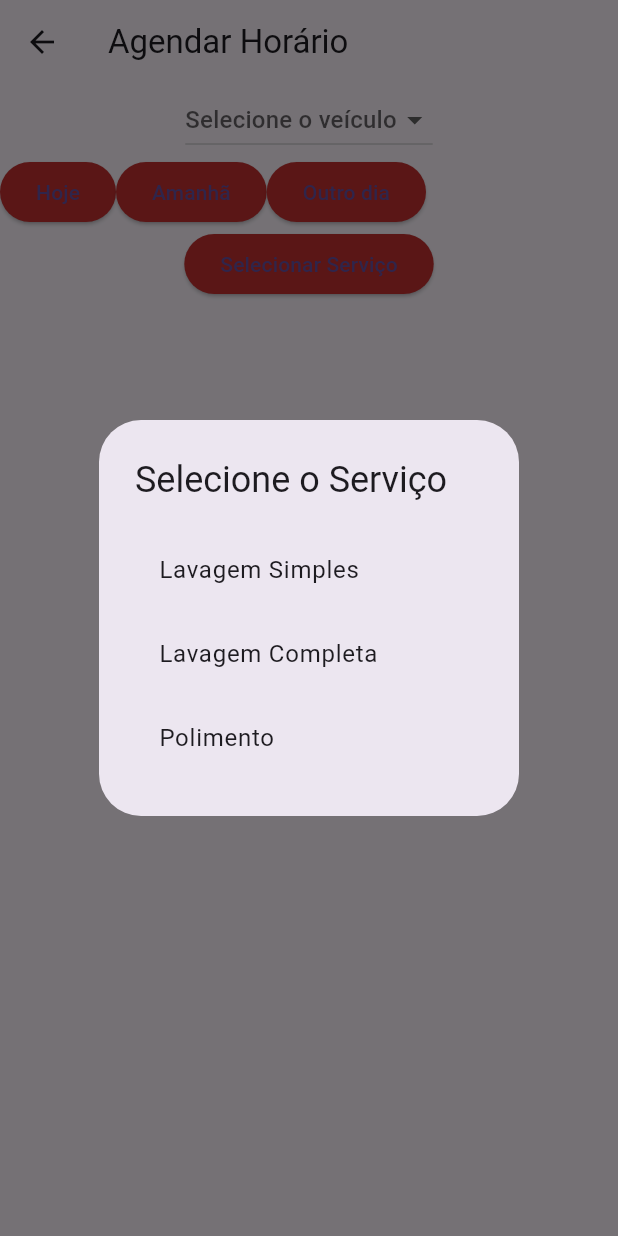
After one commit to matheuscorreaprestes/nippoarapp, a Flutter app: the AgendarHorarioScreen screen opened directly, after a tap on "Selecionar Serviço", on a phone screen of 412 x 824 dp. The commit adds this screen. Run offline on Flutter 3.47's test engine with Material 3 defaults, Android fonts, the phone set to English and light mode, and no system bars; our stand-ins replace cloud_firestore, firebase_auth, firebase_core, flutter_pw_validator, table_calendar; missing offline and left inert: br_validators; accounts and stored records are empty.

Commit message:
Começo da implementação de agendar horário, porem com algumas falhas ainda

```diff
--- a/lib/main.dart
+++ b/lib/main.dart
@@ -1,9 +1,11 @@
 
 import 'package:flutter/material.dart';
 import 'package:nippoarapp/models/loyalty_model.dart';
+import 'package:nippoarapp/models/planifier_model.dart';
 import 'package:nippoarapp/models/user_model.dart';
 import 'package:nippoarapp/models/vehicle_model.dart';
 import 'package:nippoarapp/screens/login_screen.dart';
+import 'package:nippoarapp/screens/planifier_screen.dart';
 import 'package:scoped_model/scoped_model.dart';
 import 'package:firebase_core/firebase_core.dart';
 import 'firebase_options.dart';
@@ -29,6 +31,8 @@ class MyApp extends StatelessWidget{
       model: VehicleModel(),
       child: ScopedModel<LoyaltyModel>(
       model: LoyaltyModel(),
+      child: ScopedModel<AgendarModel>(
+      model: AgendarModel(),
       child: MaterialApp(
             title: "Nippoar",
             theme: ThemeData(
@@ -41,6 +45,7 @@ class MyApp extends StatelessWidget{
             ),
           debugShowCheckedModeBanner: false,
           home: LoginScreen()
+         ),
         ),
        ),
       ),
--- a/lib/models/loyalty_model.dart
+++ b/lib/models/loyalty_model.dart
@@ -28,7 +28,7 @@ class LoyaltyModel extends Model {
       notifyListeners();
 
       DocumentSnapshot docUser = await _firestore.collection("users").doc(firebaseUser!.uid).get();
-      Map<String, dynamic> data = docUser.data() as Map<String, dynamic>; // Cast explícito
+      Map<String, dynamic> data = docUser.data() as Map<String, dynamic>;
       points = data['points'] ?? 0;
 
       isLoading = false;
--- /dev/null
+++ b/lib/models/planifier_model.dart
@@ -0,0 +1,84 @@
+import 'package:flutter/material.dart';
+import 'package:scoped_model/scoped_model.dart';
+
+class AgendarModel extends Model {
+  // Lista de horários agendados
+  List<Horario> agendamentos = [];
+
+  // Horário selecionado para cancelamento
+  Horario? horarioSelecionado;
+
+  // Veículo selecionado para agendamento
+  Veiculo? veiculoSelecionado;
+
+  // Data e hora selecionadas
+  DateTime? dataSelecionada;
+  TimeOfDay? horaSelecionada;
+
+  // Serviço selecionado
+  String? servicoSelecionado;
+
+  // Adiciona um novo agendamento
+  void adicionarAgendamento(Horario horario) {
+    agendamentos.add(horario);
+    notifyListeners();
+  }
+
+  // Cancela um agendamento
+  void cancelarAgendamento(Horario horario) {
+    agendamentos.remove(horario);
+    notifyListeners();
+  }
+
+  // Atualiza o horário selecionado
+  void selecionarHorario(Horario horario) {
+    horarioSelecionado = horario;
+    notifyListeners();
+  }
+
+  // Define o veículo selecionado
+  void selecionarVeiculo(Veiculo veiculo) {
+    veiculoSelecionado = veiculo;
+    notifyListeners();
+  }
+
+  // Define a data selecionada
+  void selecionarData(DateTime data) {
+    dataSelecionada = data;
+    notifyListeners();
+  }
+
+  // Define o horário selecionado
+  void selecionarHora(TimeOfDay hora) {
+    horaSelecionada = hora;
+    notifyListeners();
+  }
+
+  // Define o serviço selecionado
+  void selecionarServico(String servico) {
+    servicoSelecionado = servico;
+    notifyListeners();
+  }
+}
+
+// Modelos auxiliares
+class Horario {
+  final DateTime data;
+  final String veiculo;
+  final String placa;
+  final String servico;
+
+  Horario({
+    required this.data,
+    required this.veiculo,
+    required this.placa,
+    required this.servico,
+  });
+}
+
+class Veiculo {
+  final String nome;
+  final String placa;
+
+  Veiculo({required this.nome, required this.placa});
+}
--- a/lib/screens/home_screen.dart
+++ b/lib/screens/home_screen.dart
@@ -1,6 +1,7 @@
 import 'package:flutter/material.dart';
 import 'package:nippoarapp/screens/login_screen.dart';
 import 'package:nippoarapp/screens/loyalty_screen.dart';
+import 'package:nippoarapp/screens/planifier_screen.dart';
 import 'package:nippoarapp/screens/profile_screen.dart';
 import 'package:nippoarapp/screens/vehicle_register_screen.dart';
 import 'package:nippoarapp/widgets/custom_drawer.dart';
@@ -45,6 +46,7 @@ class _HomeScreenState extends State<HomeScreen> {
           ProfileScreen(),
           VehicleRegisterScreen(),
           LoyaltyScreen(),
+          AgendarScreen(),
         ],
       ),
       drawer: CustomDrawer(pageController: _pageController),
--- /dev/null
+++ b/lib/screens/planifier_screen.dart
@@ -0,0 +1,178 @@
+import 'package:flutter/material.dart';
+import 'package:scoped_model/scoped_model.dart';
+import '../models/planifier_model.dart';
+import '../widgets/horario_card.dart';
+import '../widgets/servico_selection_card.dart';
+import '../widgets/calendario_widget.dart';
+
+class AgendarScreen extends StatelessWidget {
+  @override
+  Widget build(BuildContext context) {
+    return Scaffold(
+      appBar: AppBar(
+        title: Text('Gerenciar Horário'),
+      ),
+      body: ScopedModelDescendant<AgendarModel>(
+        builder: (context, child, agendarModel) {
+          return agendarModel.agendamentos.isEmpty
+              ? Center(
+            child: Column(
+              mainAxisAlignment: MainAxisAlignment.center,
+              children: [
+                Text('Não há horários marcados'),
+                SizedBox(height: 20),
+                ElevatedButton(
+                  onPressed: () {
+                    _navegarParaAgendamento(context);
+                  },
+                  child: Text('Agendar'),
+                ),
+              ],
+            ),
+          )
+              : ListView.builder(
+            itemCount: agendarModel.agendamentos.length,
+            itemBuilder: (context, index) {
+              final horario = agendarModel.agendamentos[index];
+              return HorarioCard(
+                horario: horario,
+                onCancelar: () {
+                  agendarModel.cancelarAgendamento(horario);
+                },
+              );
+            },
+          );
+        },
+      ),
+    );
+  }
+
+  void _navegarParaAgendamento(BuildContext context) {
+    Navigator.push(
+      context,
+      MaterialPageRoute(
+        builder: (context) => AgendarHorarioScreen(),
+      ),
+    );
+  }
+}
+
+class AgendarHorarioScreen extends StatelessWidget {
+  @override
+  Widget build(BuildContext context) {
+    final agendarModel = ScopedModel.of<AgendarModel>(context);
+
+    return Scaffold(
+      appBar: AppBar(
+        title: Text('Agendar Horário'),
+      ),
+      body: Column(
+        children: [
+          _selecionarVeiculo(context, agendarModel),
+          _selecionarDataHora(context, agendarModel),
+          _selecionarServico(context, agendarModel),
+          _mostrarConfirmacao(context, agendarModel),
+        ],
+      ),
+    );
+  }
+
+  Widget _selecionarVeiculo(BuildContext context, AgendarModel model) {
+    return DropdownButton<Veiculo>(
+      hint: Text('Selecione o veículo'),
+      value: model.veiculoSelecionado,
+      onChanged: (veiculo) {
+        model.selecionarVeiculo(veiculo!);
+      },
+      items: [
+        Veiculo(nome: 'Carro 1', placa: 'ABC-1234'),
+        Veiculo(nome: 'Carro 2', placa: 'XYZ-5678'),
+      ].map((veiculo) {
+        return DropdownMenuItem(
+          value: veiculo,
+          child: Text('${veiculo.nome} - ${veiculo.placa}'),
+        );
+      }).toList(),
+    );
+  }
+
+  Widget _selecionarDataHora(BuildContext context, AgendarModel model) {
+    return Column(
+      children: [
+        Row(
+          children: [
+            ElevatedButton(
+              onPressed: () {
+                model.selecionarData(DateTime.now());
+                model.selecionarHora(TimeOfDay.now());
+              },
+              child: Text('Hoje'),
+            ),
+            ElevatedButton(
+              onPressed: () {
+                model.selecionarData(DateTime.now().add(Duration(days: 1)));
+                model.selecionarHora(TimeOfDay.now());
+              },
+              child: Text('Amanhã'),
+            ),
+            ElevatedButton(
+              onPressed: () {
+                showDialog(
+                  context: context,
+                  builder: (context) => CalendarioWidget(
+                    onDateSelected: (date) {
+                      model.selecionarData(date);
+                      Navigator.pop(context);
+                    },
+                  ),
+                );
+              },
+              child: Text('Outro dia'),
+            ),
+          ],
+        ),
+        if (model.dataSelecionada != null)
+          Text('Data: ${model.dataSelecionada!.toLocal()}'),
+        if (model.horaSelecionada != null)
+          Text('Hora: ${model.horaSelecionada!.format(context)}'),
+      ],
+    );
+  }
+
+  Widget _selecionarServico(BuildContext context, AgendarModel model) {
+    return ElevatedButton(
+      onPressed: () {
+        showDialog(
+          context: context,
+          builder: (context) => ServicoSelectionDialog(
+            onServicoSelected: (servico) {
+              model.selecionarServico(servico);
+            },
+          ),
+        );
+      },
+      child: Text('Selecionar Serviço'),
+    );
+  }
+
+  Widget _mostrarConfirmacao(BuildContext context, AgendarModel model) {
+    return model.veiculoSelecionado != null &&
+        model.dataSelecionada != null &&
+        model.horaSelecionada != null &&
+        model.servicoSelecionado != null
+        ? ElevatedButton(
+      onPressed: () {
+        final novoHorario = Horario(
+          data: model.dataSelecionada!,
+          veiculo: model.veiculoSelecionado!.nome,
+          placa: model.veiculoSelecionado!.placa,
+          servico: model.servicoSelecionado!,
+        );
+        model.adicionarAgendamento(novoHorario);
+        Navigator.pop(context); // Voltar para a tela principal
+      },
+      child: Text('Confirmar Agendamento'),
+    )
+        : SizedBox.shrink();
+  }
+}
--- a/lib/screens/register_screen.dart
+++ b/lib/screens/register_screen.dart
@@ -159,6 +159,7 @@ class _RegisterScreenState extends State<RegisterScreen> {
                           "celular": _phoneController.text,
                           "data de nascimento": _birthController.text,
                           "email": _emailController.text,
+                          "usertype" : "cliente",
                         };
 
                         model.signUp(
--- a/lib/screens/vehicle_register_screen.dart
+++ b/lib/screens/vehicle_register_screen.dart
@@ -213,7 +213,7 @@ class _RegisterVehicleScreenState extends State<VehicleRegisterScreen> {
                       onFail: _onFail,
                     );
 
-                    Navigator.pop(context); // Fecha o bottom sheet após o cadastro
+                    Navigator.pop(context);
                   }
                 },
               ),
@@ -310,7 +310,7 @@ class _RegisterVehicleScreenState extends State<VehicleRegisterScreen> {
                       onFail: _onFail,
                     );
 
-                    Navigator.pop(context); // Fecha o bottom sheet após a atualização
+                    Navigator.pop(context);
                   }
                 },
               ),
--- /dev/null
+++ b/lib/widgets/servico_selection_card.dart
@@ -0,0 +1,33 @@
+import 'package:flutter/material.dart';
+
+class ServicoSelectionDialog extends StatelessWidget {
+  final Function(String) onServicoSelected;
+
+  ServicoSelectionDialog({required this.onServicoSelected});
+
+  @override
+  Widget build(BuildContext context) {
+    final List<String> servicos = [
+      'Lavagem Simples',
+      'Lavagem Completa',
+      'Polimento',
+    ];
+
+    return AlertDialog(
+      title: Text('Selecione o Serviço'),
+      content: SingleChildScrollView(
+        child: Column(
+          children: servicos.map((servico) {
+            return ListTile(
+              title: Text(servico),
+              onTap: () {
+                onServicoSelected(servico);
+                Navigator.pop(context);
+              },
+            );
+          }).toList(),
+        ),
+      ),
+    );
+  }
+}
--- a/pubspec.yaml
+++ b/pubspec.yaml
@@ -42,6 +42,8 @@ dependencies:
   flutter_launcher_icons: ^0.13.1
   br_validators: ^2.0.3
   flutter_pw_validator: ^1.6.0
+  provider: ^6.0.0
+  table_calendar: ^3.0.0
 
 dev_dependencies:
   flutter_test:
```
Also changed, not shown: lib/models/user_model.dart (+13 -13 lines), lib/screens/promotions_screen.dart (added, +12 -0 lines), lib/widgets/calendario_widget.dart (added, +26 -0 lines), lib/widgets/horario_card.dart (added, +24 -0 lines), lib/models/promotions_model.dart (added), pubspec.lock.
